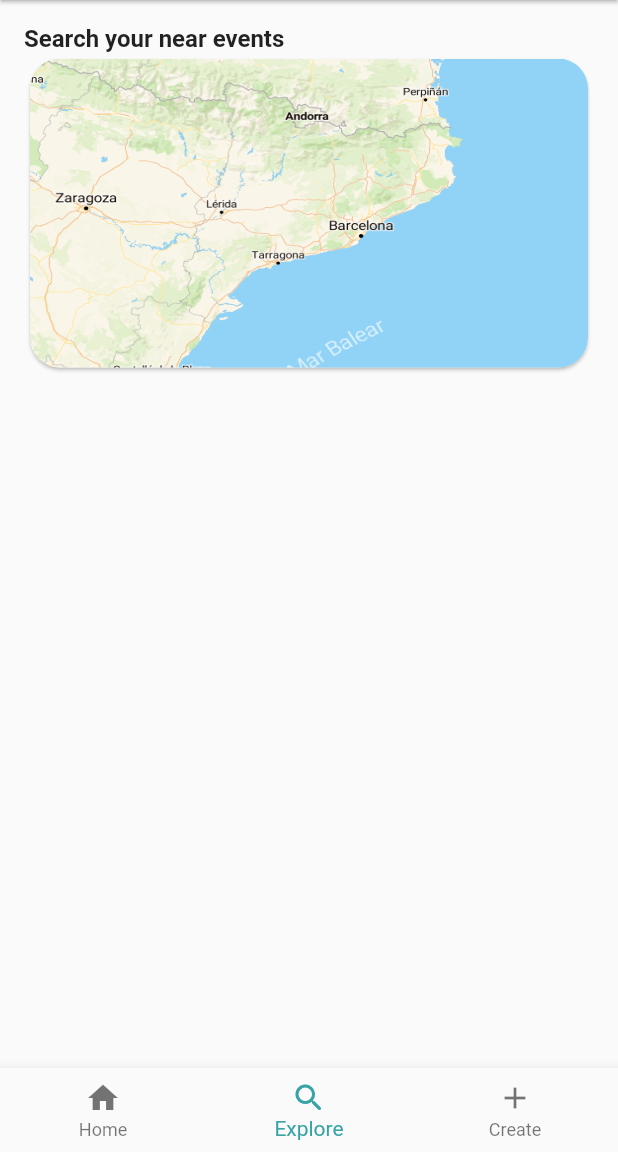
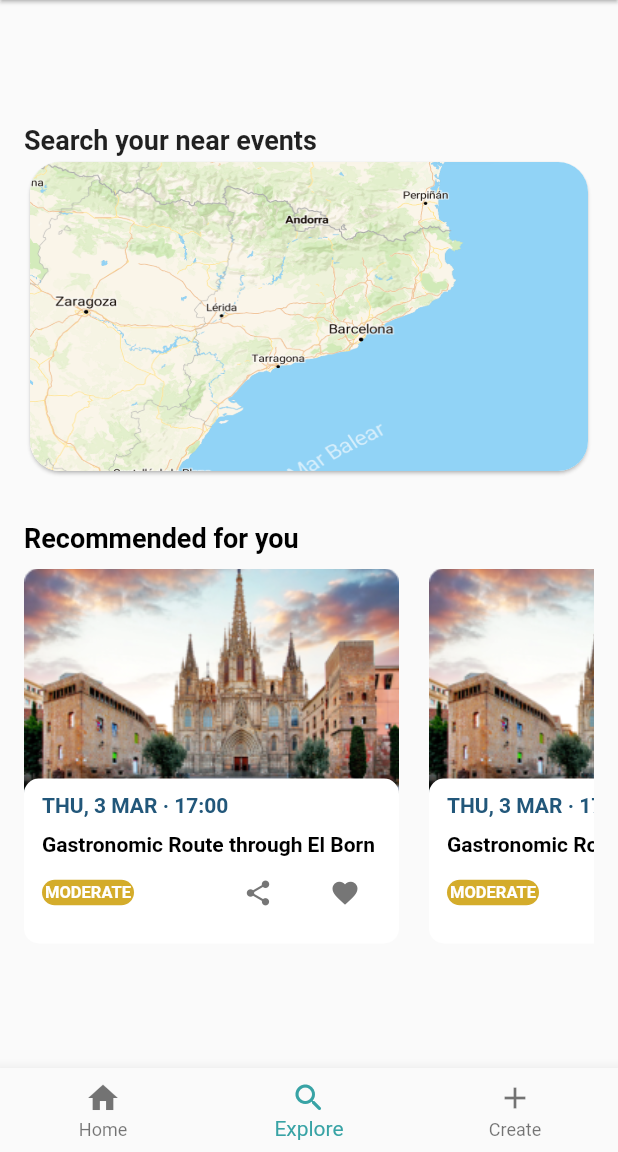
Before and after one commit to Pes-SocialOut/SO-Frontend, a Flutter app: the NavigationBottomBar screen opened by its route, item 2 of the bottom bar chosen, on a phone screen of 412 x 824 dp, the part 84-1236 px from its top. Run offline on Flutter 3.47's test engine with Material 2 defaults, Android fonts, the phone set to English and light mode, and no system bars; our stand-ins replace flutter_datetime_picker, flutter_map, geolocator, hexcolor, latlong2.

Commit message:
Recommendation List Created

```diff
--- a/lib/feature_explore/screens/home.dart
+++ b/lib/feature_explore/screens/home.dart
@@ -1,21 +1,30 @@
 import 'package:flutter/material.dart';
 import 'package:so_frontend/feature_explore/widgets/map_button.dart';
+import 'package:so_frontend/feature_explore/widgets/recommended_list.dart';
 
 class HomeScreen extends StatelessWidget {
   const HomeScreen({ Key? key }) : super(key: key);
 
   @override
   Widget build(BuildContext context) {
-    return Container(
+    return SingleChildScrollView(
+      child: Container(
           margin: const EdgeInsets.all(16),
           child: Column(
             crossAxisAlignment: CrossAxisAlignment.start,
-          children: const [
-            Text('Search your near events',
-              style: TextStyle(fontWeight: FontWeight.bold, fontSize: 16),
+            children: [
+              const Text('Search your near events',
+                style: TextStyle(fontWeight: FontWeight.bold, fontSize: 18),
               ),
-            MapButton()
+              const MapButton(),
+              const SizedBox(height: 30),
+              Text('Recommended for you',
+                style: TextStyle(fontWeight: FontWeight.bold, fontSize:18, color: Theme.of(context).colorScheme.surface)
+              ),
+              const SizedBox(height:10),
+              const RecommendedList()
             ],
+          ),
       ),
     );
   }
--- /dev/null
+++ b/lib/feature_explore/widgets/recommended_list.dart
@@ -0,0 +1,106 @@
+import 'package:flutter/material.dart';
+
+class RecommendedList extends StatefulWidget {
+  const RecommendedList({ Key? key }) : super(key: key);
+
+  @override
+  State<RecommendedList> createState() => _RecommendedListState();
+}
+
+class _RecommendedListState extends State<RecommendedList> {
+
+  List recommendations = [{"name": "Gastronomic Route through El Born", "date":"THU, 3 MAR · 17:00", "air":"MODERATE"}, {"name": "Gastronomic Route through El Born", "date":"THU, 3 MAR · 17:00", "air":"MODERATE"}, {"name": "Gastronomic Route through El Born", "date":"THU, 3 MAR · 17:00", "air":"MODERATE"}, {"name": "Gastronomic Route through El Born", "date":"THU, 3 MAR · 17:00", "air":"MODERATE"}];
+
+  @override
+  void initState() {
+    super.initState();
+  }
+
+  @override
+  Widget build(BuildContext context) {
+    return SizedBox(
+      width: MediaQuery.of(context).size.width,
+      height: 250,
+      child: ListView.separated(
+        scrollDirection: Axis.horizontal,
+        shrinkWrap: true,
+        separatorBuilder: (context, index) => const SizedBox(width: 20),
+        itemCount: recommendations.length,
+        itemBuilder: (BuildContext context, int index) {
+          return SizedBox(
+            width: 250,
+            height: 250,
+            child: Stack(
+              children: [
+                Image.asset('assets/event-preview.png'),
+                Column(
+                  mainAxisAlignment: MainAxisAlignment.end,
+                  children: [
+                    Container(
+                      width: 250,
+                      height: 110,
+                      decoration: BoxDecoration(
+                        borderRadius: const BorderRadius.all(Radius.circular(10)),
+                        color: Theme.of(context).colorScheme.background
+                      ),
+                      child: Padding(
+                        padding: const EdgeInsets.only(
+                          left: 12,
+                          top: 8,
+                          bottom: 8,
+                          right:12
+                        ),
+                        child: Column(
+                          crossAxisAlignment: CrossAxisAlignment.start,
+                          mainAxisAlignment: MainAxisAlignment.center,
+                          children: [
+                            Text(recommendations[index]["date"], style: TextStyle(color: Theme.of(context).colorScheme.primary, fontSize: 14, fontWeight: FontWeight.bold)),
+                            const SizedBox(height: 10),
+                            Text(recommendations[index]["name"], style: TextStyle(color: Theme.of(context).colorScheme.surface, fontSize: 14, fontWeight: FontWeight.bold)),
+                            Row(
+                              children: [
+                                Container(
+                                  decoration: BoxDecoration(
+                                    color: Theme.of(context).colorScheme.onError,
+                                    borderRadius: const BorderRadius.all(Radius.circular(25))
+                                  ),
+                                  child: Padding(
+                                    padding: const EdgeInsets.all(2.0),
+                                    child: Text(recommendations[index]["air"], style: TextStyle(fontSize: 11, color: Theme.of(context).colorScheme.background, fontWeight: FontWeight.bold)),
+                                  ),
+
+                                ),
+                                const Expanded(child: SizedBox()),
+                                IconButton(
+                                  iconSize: 20,
+                                  color: Theme.of(context).colorScheme.onSurface,
+                                  icon: const Icon(Icons.share),
+                                  onPressed: () {
+
+                                  }
+                                ),
+                                const SizedBox(width: 10),
+                                IconButton(
+                                  iconSize:20,
+                                  color: Theme.of(context).colorScheme.onSurface,
+                                  icon: const Icon(Icons.favorite),
+                                  onPressed: () {
+
+                                  }
+                                )
+                              ],
+                            )
+                          ]
+                        ),
+                      )
+                    )
+                  ],
+                )
+              ],
+            )
+          );
+        },
+      ),
+    );
+  }
+}
--- a/lib/main.dart
+++ b/lib/main.dart
@@ -28,7 +28,7 @@ class MyApp extends StatelessWidget {
           secondary: HexColor('38A3A5'),
           onSecondary: Colors.white,
           error: HexColor('ED4337'),
-          onError: Colors.white,
+          onError: HexColor('D4AC2B'),
           background: Colors.white,
           onBackground: Colors.black,
           surface: Colors.black,
--- a/pubspec.yaml
+++ b/pubspec.yaml
@@ -40,6 +40,7 @@ dependencies:
   geolocator: ^8.2.0
   geocoding: ^2.0.4
   http: ^0.13.4
+  flutter_datetime_picker: ^1.5.1
 
 dev_dependencies:
   flutter_test:
```
Also changed, not shown: lib/feature_event/services/create.dart (added, +39 -0 lines), lib/feature_event/widgets/create_form.dart (+41 -9 lines), assets/event-preview.png (added), lib/feature_explore/services/events.dart (added), pubspec.lock, 3 other files. Lines whose indentation alone changed are shown as unchanged.
